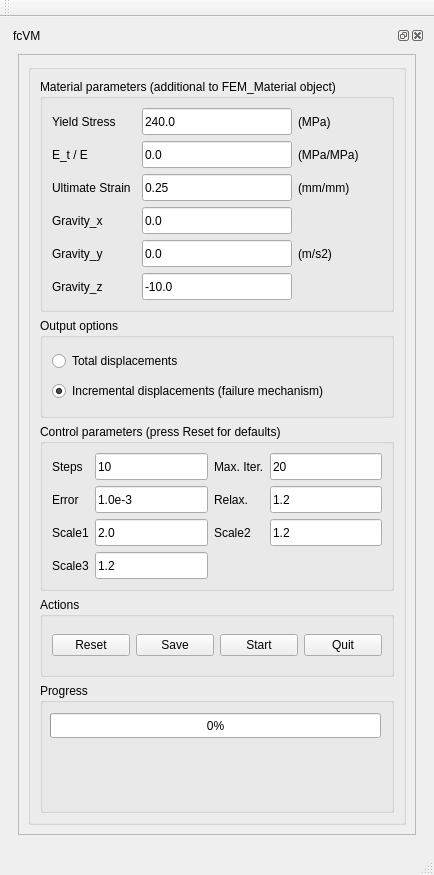
HarryvL/fcVM-workbench, file user_interface/fcVM.ui: the form before one commit.
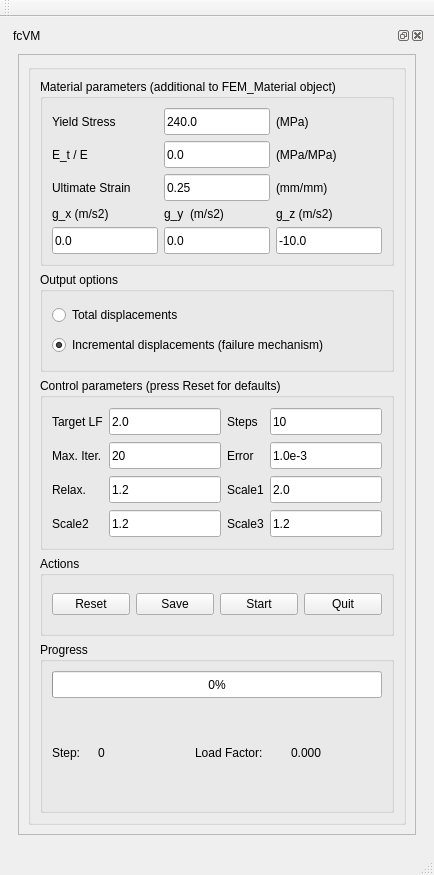
The form after the commit.

Commit message: implemented reverse loading and target load factor

Diff of the .ui file:
```diff
--- a/user_interface/fcVM.ui
+++ b/user_interface/fcVM.ui
@@ -82,6 +82,225 @@
                <string/>
               </property>
               <layout class="QGridLayout" name="gridLayout_2">
+               <item row="3" column="0">
+                <widget class="QGroupBox" name="controlBox">
+                 <property name="sizePolicy">
+                  <sizepolicy hsizetype="Preferred" vsizetype="Preferred">
+                   <horstretch>0</horstretch>
+                   <verstretch>0</verstretch>
+                  </sizepolicy>
+                 </property>
+                 <property name="maximumSize">
+                  <size>
+                   <width>16777215</width>
+                   <height>500</height>
+                  </size>
+                 </property>
+                 <property name="title">
+                  <string>Control parameters (press Reset for defaults)</string>
+                 </property>
+                 <layout class="QGridLayout" name="gridLayout_6">
+                  <item row="3" column="3">
+                   <widget class="QLineEdit" name="scale_3">
+                    <property name="minimumSize">
+                     <size>
+                      <width>0</width>
+                      <height>27</height>
+                     </size>
+                    </property>
+                    <property name="text">
+                     <string>1.2</string>
+                    </property>
+                   </widget>
+                  </item>
+                  <item row="3" column="2">
+                   <widget class="QLabel" name="label_13">
+                    <property name="text">
+                     <string>Scale3</string>
+                    </property>
+                   </widget>
+                  </item>
+                  <item row="3" column="0">
+                   <widget class="QLabel" name="label_12">
+                    <property name="text">
+                     <string>Scale2</string>
+                    </property>
+                   </widget>
+                  </item>
+                  <item row="3" column="1">
+                   <widget class="QLineEdit" name="scale_2">
+                    <property name="minimumSize">
+                     <size>
+                      <width>0</width>
+                      <height>27</height>
+                     </size>
+                    </property>
+                    <property name="text">
+                     <string>1.2</string>
+                    </property>
+                   </widget>
+                  </item>
+                  <item row="2" column="3">
+                   <widget class="QLineEdit" name="scale_1">
+                    <property name="minimumSize">
+                     <size>
+                      <width>0</width>
+                      <height>27</height>
+                     </size>
+                    </property>
+                    <property name="text">
+                     <string>2.0</string>
+                    </property>
+                   </widget>
+                  </item>
+                  <item row="2" column="2">
+                   <widget class="QLabel" name="label_11">
+                    <property name="text">
+                     <string>Scale1</string>
+                    </property>
+                   </widget>
+                  </item>
+                  <item row="2" column="0">
+                   <widget class="QLabel" name="label_10">
+                    <property name="text">
+                     <string>Relax.</string>
+                    </property>
+                   </widget>
+                  </item>
+                  <item row="2" column="1">
+                   <widget class="QLineEdit" name="relax">
+                    <property name="minimumSize">
+                     <size>
+                      <width>0</width>
+                      <height>27</height>
+                     </size>
+                    </property>
+                    <property name="text">
+                     <string>1.2</string>
+                    </property>
+                   </widget>
+                  </item>
+                  <item row="1" column="3">
+                   <widget class="QLineEdit" name="error">
+                    <property name="minimumSize">
+                     <size>
+                      <width>0</width>
+                      <height>27</height>
+                     </size>
+                    </property>
+                    <property name="text">
+                     <string>1.0e-3</string>
+                    </property>
+                   </widget>
+                  </item>
+                  <item row="1" column="2">
+                   <widget class="QLabel" name="label_9">
+                    <property name="text">
+                     <string>Error</string>
+                    </property>
+                   </widget>
+                  </item>
+                  <item row="1" column="0">
+                   <widget class="QLabel" name="label_8">
+                    <property name="text">
+                     <string>Max. Iter.</string>
+                    </property>
+                   </widget>
+                  </item>
+                  <item row="1" column="1">
+                   <widget class="QLineEdit" name="max_iter">
+                    <property name="minimumSize">
+                     <size>
+                      <width>0</width>
+                      <height>27</height>
+                     </size>
+                    </property>
+                    <property name="text">
+                     <string>20</string>
+                    </property>
+                   </widget>
+                  </item>
+                  <item row="0" column="3">
+                   <widget class="QLineEdit" name="steps">
+                    <property name="minimumSize">
+                     <size>
+                      <width>0</width>
+                      <height>27</height>
+                     </size>
+                    </property>
+                    <property name="text">
+                     <string>10</string>
+                    </property>
+                   </widget>
+                  </item>
+                  <item row="0" column="2">
+                   <widget class="QLabel" name="label_7">
+                    <property name="text">
+                     <string>Steps</string>
+                    </property>
+                   </widget>
+                  </item>
+                  <item row="0" column="0">
+                   <widget class="QLabel" name="label_6">
+                    <property name="text">
+                     <string>Target LF</string>
+                    </property>
+                   </widget>
+                  </item>
+                  <item row="0" column="1">
+                   <widget class="QLineEdit" name="target_LF">
+                    <property name="minimumSize">
+                     <size>
+                      <width>0</width>
+                      <height>27</height>
+                     </size>
+                    </property>
+                    <property name="text">
+                     <string>2.0</string>
+                    </property>
+                   </widget>
+                  </item>
+                 </layout>
+                </widget>
+               </item>
+               <item row="2" column="0">
+                <widget class="QGroupBox" name="outputBox">
+                 <property name="sizePolicy">
+                  <sizepolicy hsizetype="Preferred" vsizetype="Preferred">
+                   <horstretch>0</horstretch>
+                   <verstretch>0</verstretch>
+                  </sizepolicy>
+                 </property>
+                 <property name="maximumSize">
+                  <size>
+                   <width>16777215</width>
+                   <height>100</height>
+                  </size>
+                 </property>
+                 <property name="title">
+                  <string>Output options </string>
+                 </property>
+                 <layout class="QGridLayout" name="gridLayout_5">
+                  <item row="1" column="0">
+                   <widget class="QRadioButton" name="incrRbtn">
+                    <property name="text">
+                     <string>Incremental displacements (failure mechanism)</string>
+                    </property>
+                    <property name="checked">
+                     <bool>true</bool>
+                    </property>
+                   </widget>
+                  </item>
+                  <item row="0" column="0">
+                   <widget class="QRadioButton" name="totalRbtn">
+                    <property name="text">
+                     <string>Total displacements</string>
+                    </property>
+                   </widget>
+                  </item>
+                 </layout>
+                </widget>
+               </item>
                <item row="1" column="0">
                 <widget class="QGroupBox" name="materialBox">
                  <property name="sizePolicy">
@@ -106,14 +325,7 @@
                   <bool>false</bool>
                  </property>
                  <layout class="QGridLayout" name="gridLayout_4">
-                  <item row="3" column="2">
-                   <widget class="QLabel" name="label_6">
-                    <property name="text">
-                     <string>(m/s2)</string>
-                    </property>
-                   </widget>
-                  </item>
-                  <item row="0" column="1">
+                  <item row="0" column="2">
                    <widget class="QLineEdit" name="YSinput">
                     <property name="minimumSize">
                      <size>
@@ -135,38 +347,6 @@
                     </property>
                    </widget>
                   </item>
-                  <item row="0" column="2">
-                   <widget class="QLabel" name="label_3">
-                    <property name="text">
-                     <string>(MPa)</string>
-                    </property>
-                   </widget>
-                  </item>
-                  <item row="3" column="0">
-                   <layout class="QVBoxLayout" name="verticalLayout_4">
-                    <item>
-                     <widget class="QLabel" name="label_2">
-                      <property name="text">
-                       <string>Gravity_x</string>
-                      </property>
-                     </widget>
-                    </item>
-                    <item>
-                     <widget class="QLabel" name="label_4">
-                      <property name="text">
-                       <string>Gravity_y</string>
-                      </property>
-                     </widget>
-                    </item>
-                    <item>
-                     <widget class="QLabel" name="label_5">
-                      <property name="text">
-                       <string>Gravity_z</string>
-                      </property>
-                     </widget>
-                    </item>
-                   </layout>
-                  </item>
                   <item row="0" column="0">
                    <widget class="QLabel" name="label">
                     <property name="text">
@@ -174,50 +354,19 @@
                     </property>
                    </widget>
                   </item>
-                  <item row="2" column="2">
-                   <widget class="QLabel" name="label_15">
+                  <item row="1" column="4">
+                   <widget class="QLabel" name="label_17">
                     <property name="text">
-                     <string>(mm/mm)</string>
+                     <string>(MPa/MPa)</string>
                     </property>
                    </widget>
                   </item>
-                  <item row="2" column="1">
-                   <widget class="QLineEdit" name="USinput">
-                    <property name="minimumSize">
-                     <size>
-                      <width>0</width>
-                      <height>27</height>
-                     </size>
-                    </property>
-                    <property name="maximumSize">
-                     <size>
-                      <width>150</width>
-                      <height>27</height>
-                     </size>
-                    </property>
-                    <property name="text">
-                     <string>0.25</string>
-                    </property>
-                   </widget>
-                  </item>
-                  <item row="3" column="1">
+                  <item row="3" column="2">
                    <layout class="QVBoxLayout" name="verticalLayout">
                     <item>
-                     <widget class="QLineEdit" name="GXinput">
-                      <property name="minimumSize">
-                       <size>
-                        <width>0</width>
-                        <height>27</height>
-                       </size>
-                      </property>
-                      <property name="maximumSize">
-                       <size>
-                        <width>150</width>
-                        <height>27</height>
-                       </size>
-                      </property>
+                     <widget class="QLabel" name="label_4">
                       <property name="text">
-                       <string>0.0</string>
+                       <string>g_y  (m/s2)</string>
                       </property>
                      </widget>
                     </item>
@@ -240,27 +389,15 @@
                       </property>
                      </widget>
                     </item>
-                    <item>
-                     <widget class="QLineEdit" name="GZinput">
-                      <property name="minimumSize">
-                       <size>
-                        <width>0</width>
-                        <height>27</height>
-                       </size>
-                      </property>
-                      <property name="maximumSize">
-                       <size>
-                        <width>150</width>
-                        <height>27</height>
-                       </size>
-                      </property>
-                      <property name="text">
-                       <string>-10.0</string>
-                      </property>
-                     </widget>
-                    </item>
                    </layout>
                   </item>
+                  <item row="0" column="4">
+                   <widget class="QLabel" name="label_3">
+                    <property name="text">
+                     <string>(MPa)</string>
+                    </property>
+                   </widget>
+                  </item>
                   <item row="2" column="0">
                    <widget class="QLabel" name="label_14">
                     <property name="text">
@@ -268,14 +405,7 @@
                     </property>
                    </widget>
                   </item>
-                  <item row="1" column="0">
-                   <widget class="QLabel" name="label_16">
-                    <property name="text">
-                     <string>E_t / E</string>
-                    </property>
-                   </widget>
-                  </item>
-                  <item row="1" column="1">
+                  <item row="1" column="2">
                    <widget class="QLineEdit" name="Hinput">
                     <property name="minimumSize">
                      <size>
@@ -294,13 +424,99 @@
                     </property>
                    </widget>
                   </item>
-                  <item row="1" column="2">
-                   <widget class="QLabel" name="label_17">
+                  <item row="2" column="2">
+                   <widget class="QLineEdit" name="USinput">
+                    <property name="minimumSize">
+                     <size>
+                      <width>0</width>
+                      <height>27</height>
+                     </size>
+                    </property>
+                    <property name="maximumSize">
+                     <size>
+                      <width>150</width>
+                      <height>27</height>
+                     </size>
+                    </property>
                     <property name="text">
-                     <string>(MPa/MPa)</string>
+                     <string>0.25</string>
                     </property>
                    </widget>
                   </item>
+                  <item row="3" column="0">
+                   <layout class="QVBoxLayout" name="verticalLayout_4">
+                    <item>
+                     <widget class="QLabel" name="label_2">
+                      <property name="text">
+                       <string>g_x (m/s2)</string>
+                      </property>
+                     </widget>
+                    </item>
+                    <item>
+                     <widget class="QLineEdit" name="GXinput">
+                      <property name="minimumSize">
+                       <size>
+                        <width>0</width>
+                        <height>27</height>
+                       </size>
+                      </property>
+                      <property name="maximumSize">
+                       <size>
+                        <width>150</width>
+                        <height>27</height>
+                       </size>
+                      </property>
+                      <property name="text">
+                       <string>0.0</string>
+                      </property>
+                     </widget>
+                    </item>
+                   </layout>
+                  </item>
+                  <item row="2" column="4">
+                   <widget class="QLabel" name="label_15">
+                    <property name="text">
+                     <string>(mm/mm)</string>
+                    </property>
+                   </widget>
+                  </item>
+                  <item row="1" column="0">
+                   <widget class="QLabel" name="label_16">
+                    <property name="text">
+                     <string>E_t / E</string>
+                    </property>
+                   </widget>
+                  </item>
+                  <item row="3" column="4">
+                   <layout class="QVBoxLayout" name="verticalLayout_5">
+                    <item>
+                     <widget class="QLabel" name="label_5">
+                      <property name="text">
+                       <string>g_z (m/s2)</string>
+                      </property>
+                     </widget>
+                    </item>
+                    <item>
+                     <widget class="QLineEdit" name="GZinput">
+                      <property name="minimumSize">
+                       <size>
+                        <width>0</width>
+                        <height>27</height>
+                       </size>
+                      </property>
+                      <property name="maximumSize">
+                       <size>
+                        <width>150</width>
+                        <height>27</height>
+                       </size>
+                      </property>
+                      <property name="text">
+                       <string>-10.0</string>
+                      </property>
+                     </widget>
+                    </item>
+                   </layout>
+                  </item>
                  </layout>
                 </widget>
                </item>
@@ -309,181 +525,90 @@
                  <property name="title">
                   <string>Progress</string>
                  </property>
-                 <widget class="QProgressBar" name="progressBar">
-                  <property name="geometry">
-                   <rect>
-                    <x>10</x>
-                    <y>30</y>
-                    <width>331</width>
-                    <height>25</height>
-                   </rect>
-                  </property>
-                  <property name="value">
-                   <number>0</number>
-                  </property>
-                  <property name="format">
-                   <string>%p%</string>
-                  </property>
-                 </widget>
-                </widget>
-               </item>
-               <item row="3" column="0">
-                <widget class="QGroupBox" name="controlBox">
-                 <property name="sizePolicy">
-                  <sizepolicy hsizetype="Preferred" vsizetype="Preferred">
-                   <horstretch>0</horstretch>
-                   <verstretch>0</verstretch>
-                  </sizepolicy>
-                 </property>
-                 <property name="maximumSize">
-                  <size>
-                   <width>16777215</width>
-                   <height>500</height>
-                  </size>
-                 </property>
-                 <property name="title">
-                  <string>Control parameters (press Reset for defaults)</string>
-                 </property>
-                 <layout class="QGridLayout" name="gridLayout_6">
-                  <item row="2" column="1">
-                   <widget class="QLineEdit" name="scale_1">
+                 <layout class="QVBoxLayout" name="verticalLayout_7">
+                  <item>
+                   <widget class="QProgressBar" name="progressBar">
                     <property name="minimumSize">
                      <size>
                       <width>0</width>
                       <height>27</height>
                      </size>
                     </property>
-                    <property name="text">
-                     <string>2.0</string>
+                    <property name="value">
+                     <number>0</number>
                     </property>
-                   </widget>
-                  </item>
-                  <item row="1" column="0">
-                   <widget class="QLabel" name="label_9">
-                    <property name="text">
-                     <string>Error</string>
+                    <property name="format">
+                     <string>%p%</string>
                     </property>
                    </widget>
                   </item>
-                  <item row="1" column="1">
-                   <widget class="QLineEdit" name="error">
-                    <property name="minimumSize">
-                     <size>
-                      <width>0</width>
-                      <height>27</height>
-                     </size>
-                    </property>
-                    <property name="text">
-                     <string>1.0e-3</string>
-                    </property>
-                   </widget>
-                  </item>
-                  <item row="0" column="3">
-                   <widget class="QLineEdit" name="max_iter">
-                    <property name="minimumSize">
-                     <size>
-                      <width>0</width>
-                      <height>27</height>
-                     </size>
-                    </property>
-                    <property name="text">
-                     <string>20</string>
-                    </property>
-                   </widget>
-                  </item>
-                  <item row="0" column="1">
-                   <widget class="QLineEdit" name="steps">
-                    <property name="minimumSize">
-                     <size>
-                      <width>0</width>
-                      <height>27</height>
-                     </size>
-                    </property>
-                    <property name="text">
-                     <string>10</string>
-                    </property>
-                   </widget>
-                  </item>
-                  <item row="0" column="2">
-                   <widget class="QLabel" name="label_8">
-                    <property name="text">
-                     <string>Max. Iter.</string>
-                    </property>
-                   </widget>
-                  </item>
-                  <item row="1" column="2">
-                   <widget class="QLabel" name="label_10">
-                    <property name="text">
-                     <string>Relax.</string>
-                    </property>
-                   </widget>
-                  </item>
-                  <item row="2" column="0">
-                   <widget class="QLabel" name="label_11">
-                    <property name="text">
-                     <string>Scale1</string>
-                    </property>
-                   </widget>
-                  </item>
-                  <item row="2" column="2">
-                   <widget class="QLabel" name="label_12">
-                    <property name="text">
-                     <string>Scale2</string>
-                    </property>
-                   </widget>
-                  </item>
-                  <item row="2" column="3">
-                   <widget class="QLineEdit" name="scale_2">
-                    <property name="minimumSize">
-                     <size>
-                      <width>0</width>
-                      <height>27</height>
-                     </size>
-                    </property>
-                    <property name="text">
-                     <string>1.2</string>
-                    </property>
-                   </widget>
-                  </item>
-                  <item row="0" column="0">
-                   <widget class="QLabel" name="label_7">
-                    <property name="text">
-                     <string>Steps</string>
-                    </property>
-                   </widget>
-                  </item>
-                  <item row="1" column="3">
-                   <widget class="QLineEdit" name="relax">
-                    <property name="minimumSize">
-                     <size>
-                      <width>0</width>
-                      <height>27</height>
-                     </size>
-                    </property>
-                    <property name="text">
-                     <string>1.2</string>
-                    </property>
-                   </widget>
-                  </item>
-                  <item row="3" column="0">
-                   <widget class="QLabel" name="label_13">
-                    <property name="text">
-                     <string>Scale3</string>
-                    </property>
-                   </widget>
-                  </item>
-                  <item row="3" column="1">
-                   <widget class="QLineEdit" name="scale_3">
-                    <property name="minimumSize">
-                     <size>
-                      <width>0</width>
-                      <height>27</height>
-                     </size>
-                    </property>
-                    <property name="text">
-                     <string>1.2</string>
-                    </property>
-                   </widget>
+                  <item>
+                   <layout class="QHBoxLayout" name="horizontalLayout">
+                    <item>
+                     <widget class="QLabel" name="label_18">
+                      <property name="minimumSize">
+                       <size>
+                        <width>0</width>
+                        <height>27</height>
+                       </size>
+                      </property>
+                      <property name="maximumSize">
+                       <size>
+                        <width>40</width>
+                        <height>16777215</height>
+                       </size>
+                      </property>
+                      <property name="text">
+                       <string>Step:</string>
+                      </property>
+                     </widget>
+                    </item>
+                    <item>
+                     <widget class="QLabel" name="Step">
+                      <property name="minimumSize">
+                       <size>
+                        <width>0</width>
+                        <height>27</height>
+                       </size>
+                      </property>
+                      <property name="text">
+                       <string>0</string>
+                      </property>
+                     </widget>
+                    </item>
+                    <item>
+                     <widget class="QLabel" name="label_19">
+                      <property name="minimumSize">
+                       <size>
+                        <width>0</width>
+                        <height>27</height>
+                       </size>
+                      </property>
+                      <property name="maximumSize">
+                       <size>
+                        <width>100</width>
+                        <height>16777215</height>
+                       </size>
+                      </property>
+                      <property name="text">
+                       <string>Load Factor:</string>
+                      </property>
+                     </widget>
+                    </item>
+                    <item>
+                     <widget class="QLabel" name="Load_Factor">
+                      <property name="minimumSize">
+                       <size>
+                        <width>0</width>
+                        <height>27</height>
+                       </size>
+                      </property>
+                      <property name="text">
+                       <string>0.000</string>
+                      </property>
+                     </widget>
+                    </item>
+                   </layout>
                   </item>
                  </layout>
                 </widget>
@@ -537,44 +662,6 @@
                  </layout>
                 </widget>
                </item>
-               <item row="2" column="0">
-                <widget class="QGroupBox" name="outputBox">
-                 <property name="sizePolicy">
-                  <sizepolicy hsizetype="Preferred" vsizetype="Preferred">
-                   <horstretch>0</horstretch>
-                   <verstretch>0</verstretch>
-                  </sizepolicy>
-                 </property>
-                 <property name="maximumSize">
-                  <size>
-                   <width>16777215</width>
-                   <height>100</height>
-                  </size>
-                 </property>
-                 <property name="title">
-                  <string>Output options </string>
-                 </property>
-                 <layout class="QGridLayout" name="gridLayout_5">
-                  <item row="1" column="0">
-                   <widget class="QRadioButton" name="incrRbtn">
-                    <property name="text">
-                     <string>Incremental displacements (failure mechanism)</string>
-                    </property>
-                    <property name="checked">
-                     <bool>true</bool>
-                    </property>
-                   </widget>
-                  </item>
-                  <item row="0" column="0">
-                   <widget class="QRadioButton" name="totalRbtn">
-                    <property name="text">
-                     <string>Total displacements</string>
-                    </property>
-                   </widget>
-                  </item>
-                 </layout>
-                </widget>
-               </item>
               </layout>
              </widget>
             </item>
```
The commit also changes 26 other files.
